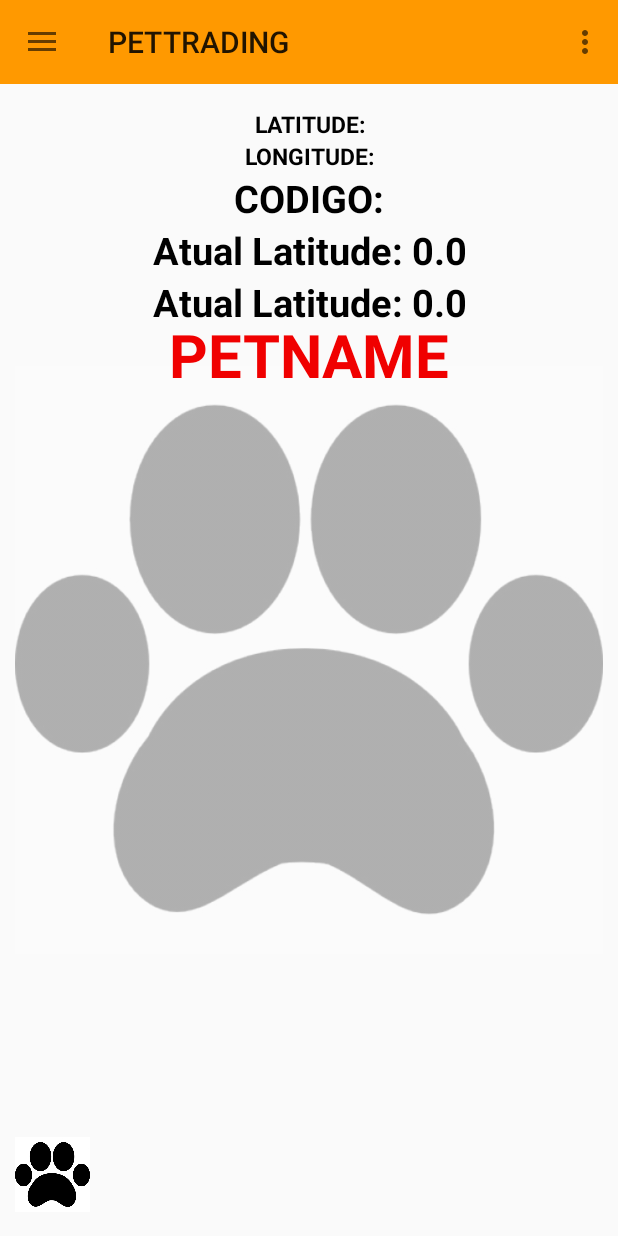
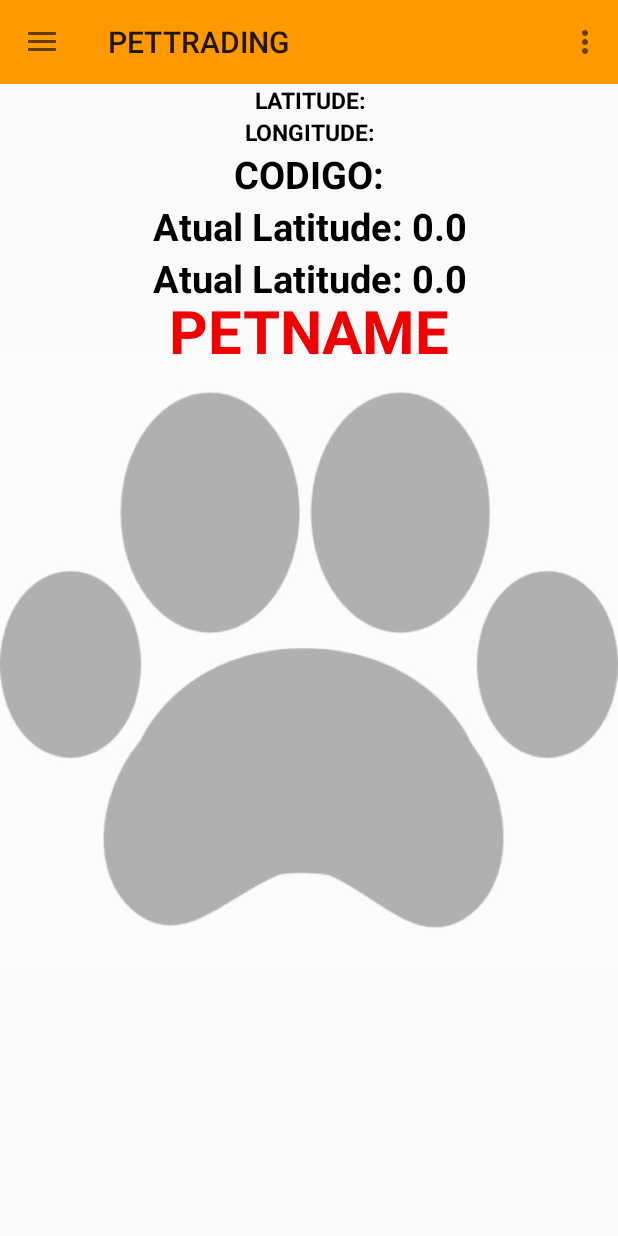
Before and after one commit to SiegeSoft/pet, an Android app: the BuscaRapidaActivity screen opened directly, with no data from a screen before it, on a phone screen of 412 x 824 dp. Run offline under Robolectric (Android 15) with nearby library versions, the phone set to English and light mode, and no system bars; our stand-ins replace Volley; network calls fail; 2 statements that could not run were skipped.

Commit message:
Busca Rapida com imagem ajustada

```diff
--- a/app/src/main/res/layout/activity_buscarapida.xml
+++ b/app/src/main/res/layout/activity_buscarapida.xml
@@ -1,18 +1,18 @@
+
+
     <RelativeLayout xmlns:android="http://schemas.android.com/apk/res/android"
+        android:id="@+id/RelativeImg"
         xmlns:app="http://schemas.android.com/apk/res-auto"
         android:layout_width="match_parent"
         android:layout_height="match_parent"
-    android:paddingBottom="@dimen/activity_vertical_margin"
-    android:paddingLeft="10dp"
-    android:paddingRight="10dp"
-    android:paddingTop="@dimen/activity_vertical_margin"
         app:layout_behavior="@string/appbar_scrolling_view_behavior">
 
 
         <ImageView
             android:id="@+id/imagebuscarapida"
-    android:layout_width="wrap_content"
-    android:layout_height="wrap_content"
+            android:layout_width="match_parent"
+            android:layout_height="match_parent"
+            android:adjustViewBounds="true"
             android:layout_centerInParent="true"
             android:alpha="0.3"
             android:src="@drawable/pata"
@@ -85,18 +85,6 @@
         android:layout_below="@+id/codigo"
         android:textColor="#F00000"
         android:textStyle="bold" />
-
-
-
-
-    <ImageView
-        android:id="@+id/lovebuttom"
-        android:layout_width="50dp"
-        android:layout_height="50dp"
-        android:layout_alignParentBottom="true"
-        android:src="@drawable/pata"
-        />
-
     <ProgressBar
         android:id="@+id/progressBar2"
         android:layout_width="wrap_content"
```
Also changed, not shown: app/src/main/java/pet/com/br/pet/gps/BuscaRapidaActivity.java (+21 -6 lines). Lines whose indentation alone changed are shown as unchanged.
